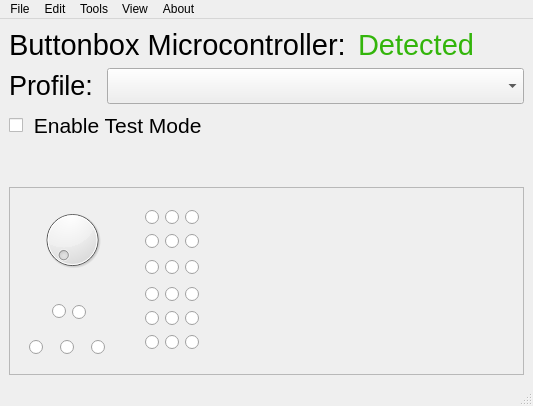
The window that client/buttonbox_client/ui/window.ui (TheCheese42/buttonbox) describes before a commit, drawn with Qt 5.
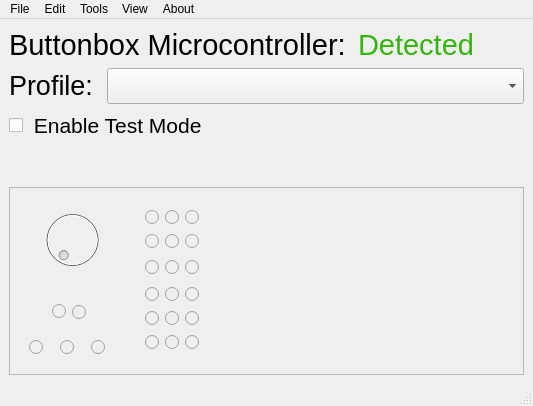
The same window after the commit. Icons and pictures are not drawn.

Patch:
```diff
--- a/client/buttonbox_client/ui/window.ui
+++ b/client/buttonbox_client/ui/window.ui
@@ -194,7 +194,7 @@
     <item>
      <widget class="QFrame" name="testModeFrame">
       <property name="enabled">
-       <bool>true</bool>
+       <bool>false</bool>
       </property>
       <property name="sizePolicy">
        <sizepolicy hsizetype="Expanding" vsizetype="Expanding">
```
